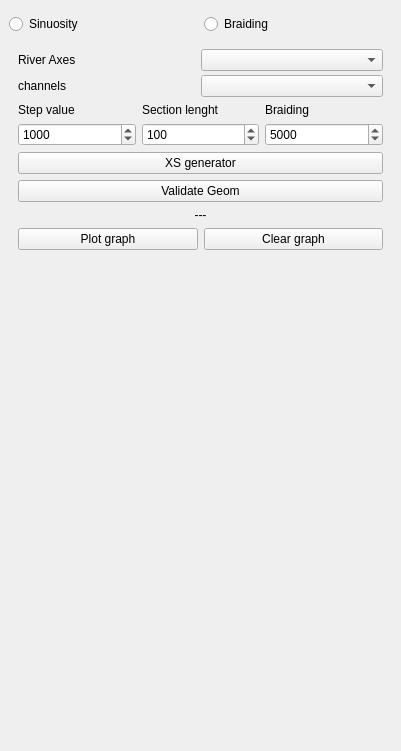
Qt form river_metrics_dockwidget_base.ui (pierluigiderosa/RiverMetrics) before a commit.
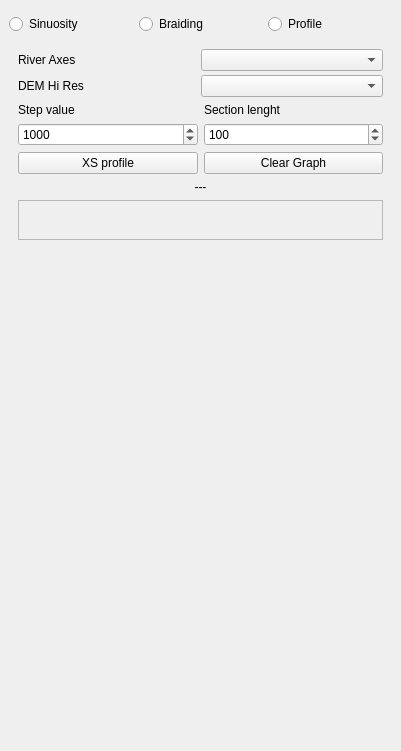
The same form after that commit. Custom widgets are drawn as their Qt base class.

Commit message: - added profile values for plot

Patch:
```diff
--- a/river_metrics_dockwidget_base.ui
+++ b/river_metrics_dockwidget_base.ui
@@ -40,12 +40,19 @@
         </property>
        </widget>
       </item>
+      <item>
+       <widget class="QRadioButton" name="profileRadio">
+        <property name="text">
+         <string>Profile</string>
+        </property>
+       </widget>
+      </item>
      </layout>
     </item>
     <item row="1" column="0">
      <widget class="QStackedWidget" name="stackedWidget">
       <property name="currentIndex">
-       <number>1</number>
+       <number>2</number>
       </property>
       <widget class="QWidget" name="page">
        <layout class="QVBoxLayout" name="verticalLayout_3">
@@ -434,6 +441,168 @@
         </item>
        </layout>
       </widget>
+      <widget class="QWidget" name="page_3">
+       <layout class="QVBoxLayout" name="verticalLayout_5">
+        <item>
+         <layout class="QGridLayout" name="gridLayout_5">
+          <property name="leftMargin">
+           <number>0</number>
+          </property>
+          <property name="topMargin">
+           <number>0</number>
+          </property>
+          <property name="rightMargin">
+           <number>0</number>
+          </property>
+          <property name="bottomMargin">
+           <number>0</number>
+          </property>
+          <property name="horizontalSpacing">
+           <number>0</number>
+          </property>
+          <property name="verticalSpacing">
+           <number>4</number>
+          </property>
+          <item row="0" column="1">
+           <widget class="QgsMapLayerComboBox" name="RiverLayerComboBox_2"/>
+          </item>
+          <item row="0" column="0">
+           <widget class="QLabel" name="label_9">
+            <property name="baseSize">
+             <size>
+              <width>0</width>
+              <height>0</height>
+             </size>
+            </property>
+            <property name="text">
+             <string>River Axes</string>
+            </property>
+           </widget>
+          </item>
+          <item row="1" column="0">
+           <widget class="QLabel" name="label_10">
+            <property name="text">
+             <string>DEM Hi Res</string>
+            </property>
+           </widget>
+          </item>
+          <item row="1" column="1">
+           <widget class="QgsMapLayerComboBox" name="DEMLayerComboBox"/>
+          </item>
+         </layout>
+        </item>
+        <item>
+         <layout class="QGridLayout" name="gridLayout_6">
+          <item row="0" column="1">
+           <widget class="QLabel" name="label_12">
+            <property name="text">
+             <string>Section lenght</string>
+            </property>
+           </widget>
+          </item>
+          <item row="2" column="1">
+           <widget class="QDoubleSpinBox" name="sectionSpinXS_2">
+            <property name="decimals">
+             <number>0</number>
+            </property>
+            <property name="minimum">
+             <double>10.000000000000000</double>
+            </property>
+            <property name="maximum">
+             <double>99999.000000000000000</double>
+            </property>
+            <property name="value">
+             <double>100.000000000000000</double>
+            </property>
+           </widget>
+          </item>
+          <item row="0" column="0">
+           <widget class="QLabel" name="label_11">
+            <property name="text">
+             <string>Step value</string>
+            </property>
+           </widget>
+          </item>
+          <item row="2" column="0">
+           <widget class="QDoubleSpinBox" name="stepSpinXS_2">
+            <property name="decimals">
+             <number>0</number>
+            </property>
+            <property name="minimum">
+             <double>10.000000000000000</double>
+            </property>
+            <property name="maximum">
+             <double>99999.000000000000000</double>
+            </property>
+            <property name="value">
+             <double>1000.000000000000000</double>
+            </property>
+           </widget>
+          </item>
+         </layout>
+        </item>
+        <item>
+         <layout class="QHBoxLayout" name="horizontalLayout_5">
+          <property name="topMargin">
+           <number>0</number>
+          </property>
+          <item>
+           <widget class="QPushButton" name="XS_Button">
+            <property name="text">
+             <string>XS profile</string>
+            </property>
+           </widget>
+          </item>
+          <item>
+           <widget class="QPushButton" name="clear_graph2">
+            <property name="text">
+             <string>Clear Graph</string>
+            </property>
+           </widget>
+          </item>
+         </layout>
+        </item>
+        <item>
+         <widget class="QLabel" name="validatorProfile">
+          <property name="text">
+           <string>---</string>
+          </property>
+          <property name="alignment">
+           <set>Qt::AlignCenter</set>
+          </property>
+         </widget>
+        </item>
+        <item>
+         <widget class="QFrame" name="frame_for_plot3">
+          <property name="minimumSize">
+           <size>
+            <width>0</width>
+            <height>40</height>
+           </size>
+          </property>
+          <property name="frameShape">
+           <enum>QFrame::StyledPanel</enum>
+          </property>
+          <property name="frameShadow">
+           <enum>QFrame::Raised</enum>
+          </property>
+         </widget>
+        </item>
+        <item>
+         <spacer name="verticalSpacer_3">
+          <property name="orientation">
+           <enum>Qt::Vertical</enum>
+          </property>
+          <property name="sizeHint" stdset="0">
+           <size>
+            <width>20</width>
+            <height>442</height>
+           </size>
+          </property>
+         </spacer>
+        </item>
+       </layout>
+      </widget>
      </widget>
     </item>
    </layout>
```
Left out of the diff: 2 changed lines with no effect on the pictures. The commit also changes 3 other files.
